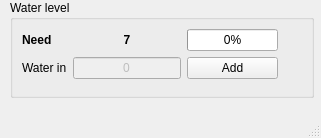
The window that Prototype/track.ui (dru18/trackwater) describes before a commit, drawn with Qt 5.
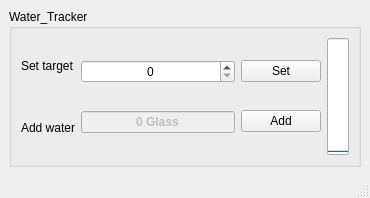
The same window after the commit.

Commit message: Arranged files and added function to log progress

```diff
--- a/Prototype/track.ui
+++ b/Prototype/track.ui
@@ -6,28 +6,22 @@
    <rect>
     <x>0</x>
     <y>0</y>
-    <width>321</width>
-    <height>138</height>
+    <width>370</width>
+    <height>198</height>
    </rect>
   </property>
   <property name="windowTitle">
    <string>MainWindow</string>
   </property>
   <widget class="QWidget" name="centralwidget">
-   <widget class="QGroupBox" name="groupBox">
-    <property name="geometry">
-     <rect>
-      <x>10</x>
-      <y>0</y>
-      <width>304</width>
-      <height>98</height>
-     </rect>
-    </property>
+   <layout class="QGridLayout" name="gridLayout_2">
+    <item row="0" column="0">
+     <widget class="QGroupBox" name="groupBox_water_tracker">
     <property name="mouseTracking">
      <bool>false</bool>
     </property>
     <property name="title">
-     <string>Water level</string>
+       <string>Water_Tracker</string>
     </property>
     <property name="alignment">
      <set>Qt::AlignLeading|Qt::AlignLeft|Qt::AlignTop</set>
@@ -38,62 +32,38 @@
     <property name="checkable">
      <bool>false</bool>
     </property>
-    <layout class="QFormLayout" name="formLayout">
+      <layout class="QGridLayout" name="gridLayout">
      <item row="0" column="0">
-      <layout class="QHBoxLayout" name="horizontalLayout_2">
-       <property name="spacing">
-        <number>6</number>
-       </property>
-       <property name="sizeConstraint">
-        <enum>QLayout::SetDefaultConstraint</enum>
-       </property>
-       <property name="leftMargin">
-        <number>0</number>
-       </property>
-       <item>
-        <layout class="QVBoxLayout" name="verticalLayout">
-         <item>
-          <widget class="QLabel" name="label_need">
-           <property name="font">
-            <font>
-             <weight>75</weight>
-             <bold>true</bold>
-            </font>
-           </property>
-           <property name="text">
-            <string>Need</string>
-           </property>
-          </widget>
-         </item>
-         <item>
-          <widget class="QLabel" name="label_waterin">
-           <property name="text">
-            <string>Water in</string>
-           </property>
-          </widget>
-         </item>
-        </layout>
-       </item>
+        <layout class="QHBoxLayout" name="horizontalLayout_3">
        <item>
         <layout class="QVBoxLayout" name="verticalLayout_2">
          <item>
-          <widget class="QLabel" name="label_needvalue">
-           <property name="font">
-            <font>
-             <weight>75</weight>
-             <bold>true</bold>
-            </font>
-           </property>
+            <widget class="QLabel" name="label_set_target">
+             <property name="text">
+              <string>Set target</string>
+             </property>
+            </widget>
+           </item>
+           <item>
+            <widget class="QLabel" name="label_add_water">
            <property name="text">
-            <string>7</string>
-           </property>
+              <string>Add water</string>
+             </property>
+            </widget>
+           </item>
+          </layout>
+         </item>
+         <item>
+          <layout class="QVBoxLayout" name="verticalLayout_3">
+           <item>
+            <widget class="QSpinBox" name="spinBox_set_target">
            <property name="alignment">
             <set>Qt::AlignCenter</set>
            </property>
           </widget>
          </item>
          <item>
-          <widget class="QLineEdit" name="lineEdit_waterin">
+            <widget class="QLineEdit" name="lineEdit_count_water">
            <property name="enabled">
             <bool>false</bool>
            </property>
@@ -103,8 +73,14 @@
              <height>16777215</height>
             </size>
            </property>
+             <property name="font">
+              <font>
+               <weight>75</weight>
+               <bold>true</bold>
+              </font>
+             </property>
            <property name="text">
-            <string>0</string>
+              <string>0 Glass</string>
            </property>
            <property name="maxLength">
             <number>32736</number>
@@ -120,16 +96,18 @@
         </layout>
        </item>
        <item>
-        <layout class="QVBoxLayout" name="verticalLayout_3">
+          <layout class="QHBoxLayout" name="horizontalLayout_4">
          <item>
-          <widget class="QProgressBar" name="progressBar_water">
-           <property name="value">
-            <number>0</number>
+            <layout class="QVBoxLayout" name="verticalLayout_4">
+             <item>
+              <widget class="QPushButton" name="pushButton_set_target">
+               <property name="text">
+                <string>Set</string>
            </property>
           </widget>
          </item>
          <item>
-          <widget class="QPushButton" name="pushButton_waterin">
+              <widget class="QPushButton" name="pushButton_add_water">
            <property name="text">
             <string>Add</string>
            </property>
@@ -137,10 +115,25 @@
          </item>
         </layout>
        </item>
+           <item>
+            <widget class="QProgressBar" name="progressBar_level_water">
+             <property name="value">
+              <number>0</number>
+             </property>
+             <property name="orientation">
+              <enum>Qt::Vertical</enum>
+             </property>
+            </widget>
+           </item>
       </layout>
      </item>
     </layout>
-   </widget>
+       </item>
+      </layout>
+      <zorder></zorder>
+     </widget>
+    </item>
+   </layout>
   </widget>
   <widget class="QMenuBar" name="menubar">
    <property name="geometry">
```
Left out of the diff: 6 changed lines with no effect on the pictures. Lines whose indentation alone changed are shown as unchanged. The commit also changes 4 other files.
